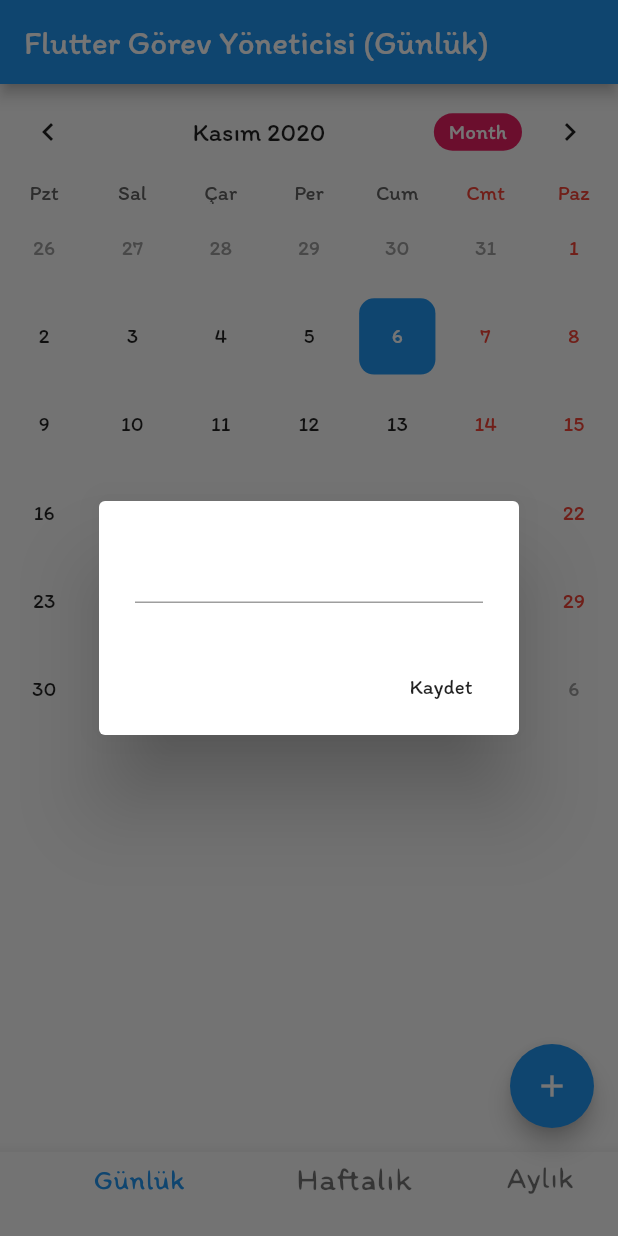
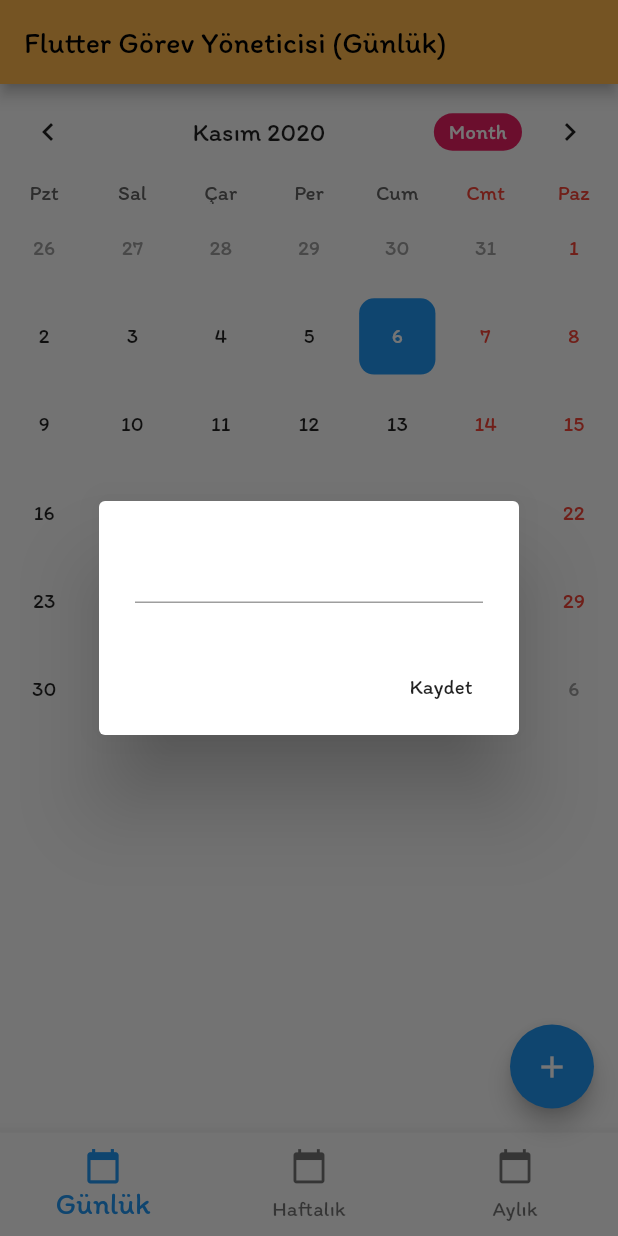
Before and after one commit to EnesCeltikk/Flutter_gorev_yoneticisi, a Flutter app: the screen it shows after launch, after a tap on the "add" icon, on a phone screen of 412 x 824 dp. Run offline on Flutter 3.47's test engine with Material 2 defaults, Android fonts, the phone set to English and light mode, and no system bars; drawn by our look-alikes of table_calendar; our stand-ins replace shared_preferences.

Commit message:
CustomIcons projeden çıkarılması

```diff
--- a/lib/custom_icons_icons.dart
+++ /dev/null
@@ -1,13 +0,0 @@
-
-import 'package:flutter/widgets.dart';
-
-class CustomIcons {
-  CustomIcons._();
-
-  static const _kFontFam = 'CustomIcons';
-  static const _kFontPkg = null;
-
-  static const IconData gunluk = IconData(0xe801, fontFamily: _kFontFam, fontPackage: _kFontPkg);
-  static const IconData haftalik = IconData(0xe802, fontFamily: _kFontFam, fontPackage: _kFontPkg);
-  static const IconData aylik = IconData(0xe803, fontFamily: _kFontFam, fontPackage: _kFontPkg);
-}
--- a/lib/home_page.dart
+++ b/lib/home_page.dart
@@ -1,5 +1,4 @@
 import 'dart:convert';
-import 'custom_icons_icons.dart';
 import 'package:flutter/material.dart';
 import 'package:table_calendar/table_calendar.dart';
 import 'package:shared_preferences/shared_preferences.dart';
@@ -16,6 +15,7 @@ class _HomePageState extends State<HomePage> {
   TextEditingController _eventController;
   List<dynamic> _selectedEvents;
   SharedPreferences prefs;
+  int _currentIndex = 0;
 
   @override
   void initState() {
@@ -50,33 +50,55 @@ class _HomePageState extends State<HomePage> {
     });
     return newMap;
   }
+
   @override
   Widget build(BuildContext context) {
     initializeDateFormatting('tr');
 
     return Scaffold(
       appBar: AppBar(
+        backgroundColor: Colors.orange[300],
         title: Text(
           'Flutter Görev Yöneticisi (Günlük)',
           textAlign: TextAlign.center,
-          style: TextStyle(fontSize: 22),
+          style: TextStyle(fontSize: 20, color: Colors.black),
         ),
       ),
       bottomNavigationBar: BottomNavigationBar(
+        selectedItemColor: Colors.blue,
+        selectedFontSize: 20,
+        unselectedFontSize: 14,
+        // backgroundColor: Colors.orange[300],
+        currentIndex: _currentIndex,
         items: [
           BottomNavigationBarItem(
-            icon: Icon(CustomIcons.gunluk,size: 20,),
-            label: "",
+            icon: Icon(
+              Icons.calendar_today,
+              size: 25,
+            ),
+            backgroundColor: Colors.pink,
+            label: "Günlük",
           ),
           BottomNavigationBarItem(
-            icon: Icon(CustomIcons.haftalik,size: 20,),
-            label: "",
+            icon: Icon(
+              Icons.calendar_today,
+              size: 25,
+            ),
+            label: "Haftalık",
           ),
-            BottomNavigationBarItem(
-            icon: Icon(CustomIcons.aylik, size: 20,),
-            label: "",
+          BottomNavigationBarItem(
+            icon: Icon(
+              Icons.calendar_today,
+              size: 25,
+            ),
+            label: "Aylık",
           )
         ],
+        onTap: (index) {
+          setState(() {
+            _currentIndex = index;
+          });
+        },
       ),
       body: SingleChildScrollView(
         child: Column(
--- a/pubspec.yaml
+++ b/pubspec.yaml
@@ -68,9 +68,6 @@ flutter:
         - asset: assets/fonts/Itim-Regular.ttf
   #       - asset: fonts/Schyler-Italic.ttf
   #         style: italic
-    - family:  CustomIcons
-      fonts:
-        - asset: assets/fonts/CustomIcons.ttf
   #       - asset: fonts/TrajanPro_Bold.ttf
   #         weight: 700
   #
```
Also changed, not shown: assets/fonts/CustomIcons.ttf (deleted).
